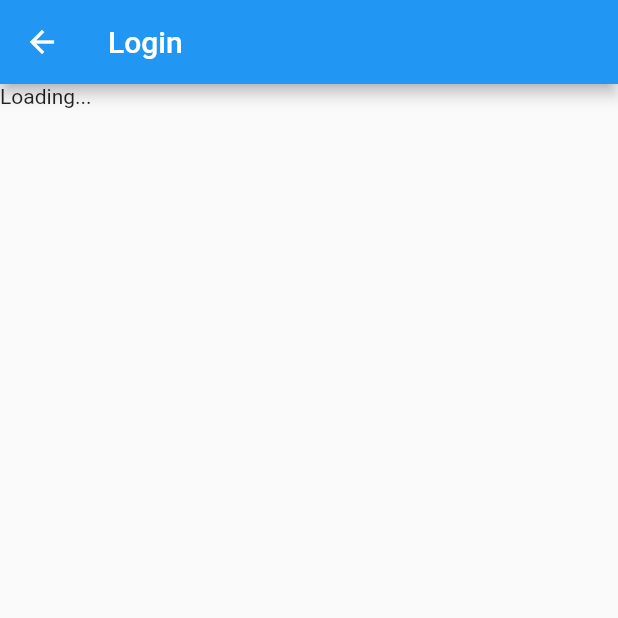
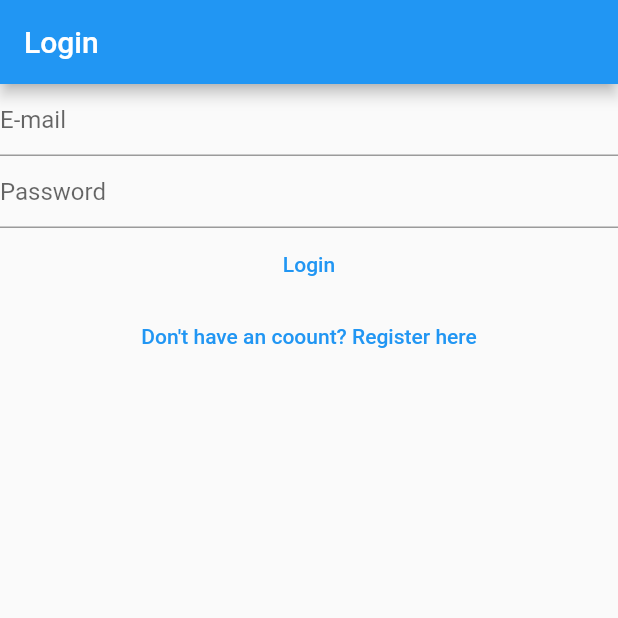
Before and after one commit to ArmanDurmus/notes2, a Flutter app: the LoginView screen opened directly, on a phone screen of 412 x 824 dp, the top half of it. Run offline on Flutter 3.47's test engine with Material 2 defaults, Android fonts, the phone set to English and light mode, and no system bars; our stand-ins replace firebase_auth, firebase_core; accounts and stored records are empty.

Commit message:
second commit

```diff
--- a/lib/views/login_view.dart
+++ b/lib/views/login_view.dart
@@ -1,7 +1,5 @@
 import 'package:firebase_auth/firebase_auth.dart';
-import 'package:firebase_core/firebase_core.dart';
 import 'package:flutter/material.dart';
-import 'package:notes/firebase_options.dart';
 
 class LoginView extends StatefulWidget {
   const LoginView({super.key});
@@ -34,11 +32,7 @@ class _LoginViewState extends State<LoginView> {
       appBar: AppBar(
         title: const Text('Login'),
       ),
-      body: FutureBuilder(
-        builder: (context, snapshot) {
-          switch (snapshot.connectionState) {
-            case ConnectionState.done:
-              return Column(
+      body: Column(
         children: [
           TextField(
             controller: _email,
@@ -60,9 +54,6 @@ class _LoginViewState extends State<LoginView> {
           ),
           TextButton(
             onPressed: () async {
-                      await Firebase.initializeApp(
-                        options: DefaultFirebaseOptions.currentPlatform,
-                      );
               final email = _email.text;
               final password = _password.text;
               try {
@@ -80,12 +71,14 @@ class _LoginViewState extends State<LoginView> {
             },
             child: const Text('Login'),
           ),
+          TextButton(
+            onPressed: () {
+              Navigator.of(context)
+                  .pushNamedAndRemoveUntil('/register/', (route) => false);
+            },
+            child: const Text("Don't have an coount? Register here"),
+          )
         ],
-              );
-            default:
-              return const Text('Loading...');
-          }
-        },
       ),
     );
   }
```
Also changed, not shown: lib/main.dart (+23 -12 lines), lib/views/register_view.dart (+11 -13 lines), lib/views/verify_email_view.dart (added, +32 -0 lines), 2 other files. Lines whose indentation alone changed are shown as unchanged.
